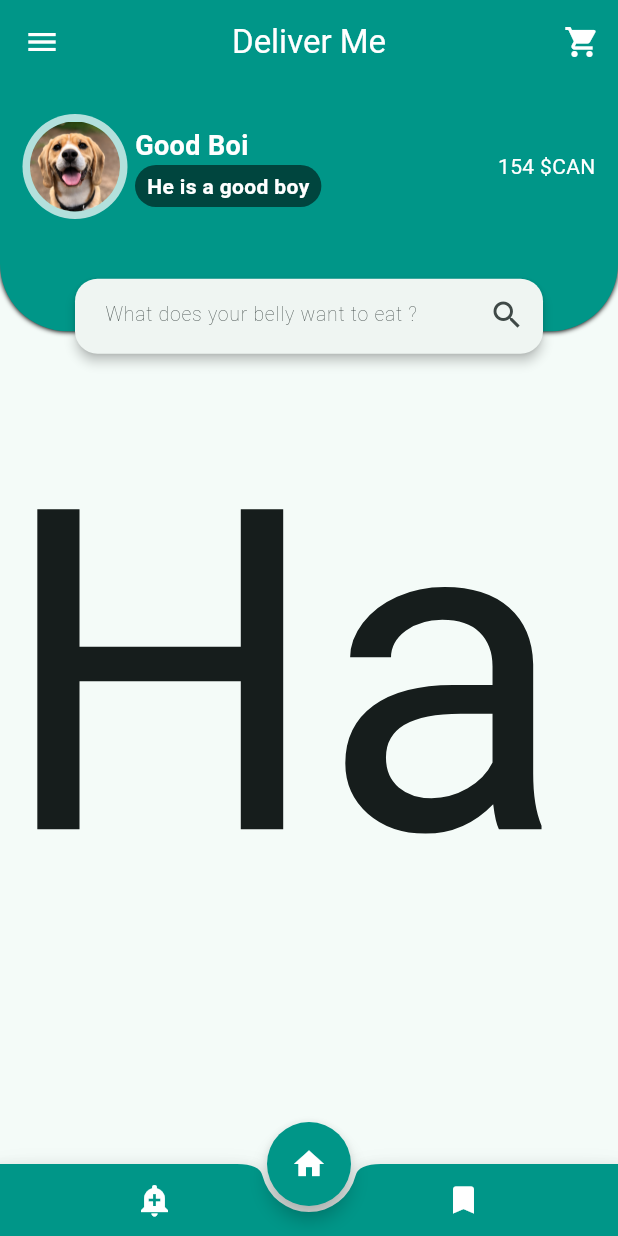
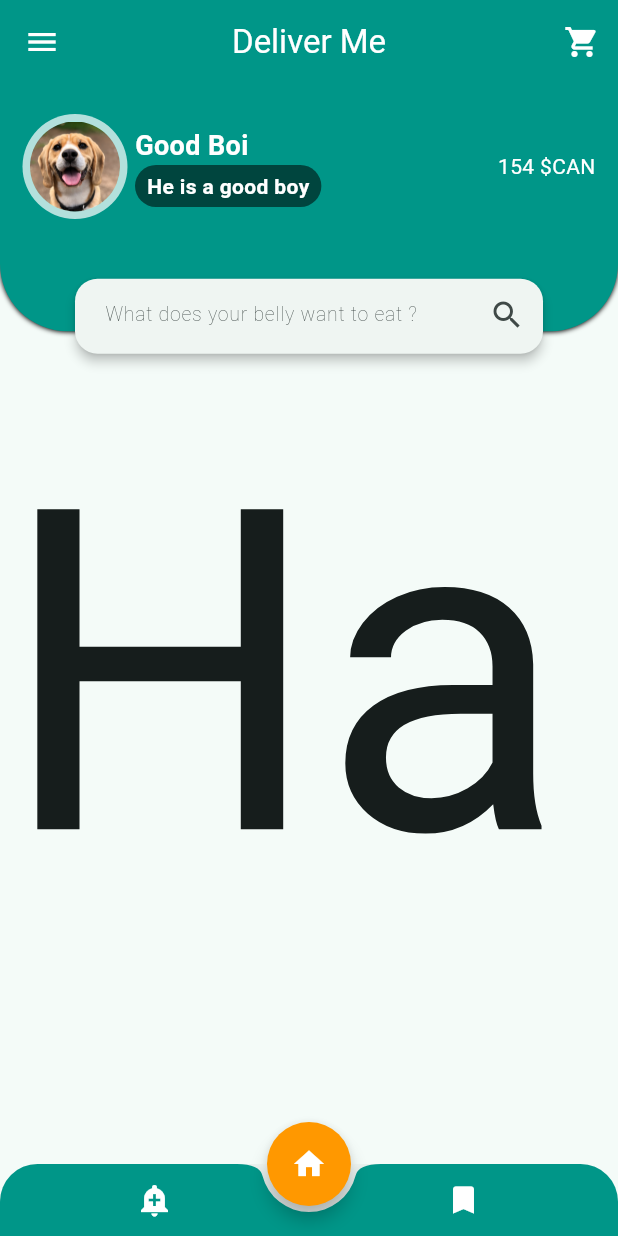
Before and after one commit to soulandbone/hamburger_app_ui, a Flutter app: the screen it shows after launch, on a phone screen of 412 x 824 dp. Run offline on Flutter 3.47's test engine with Material 2 defaults, Android fonts, the phone set to English and light mode, and no system bars; our stand-ins replace gap.

Commit message:
final commit before Flutter pause

```diff
--- a/lib/main.dart
+++ b/lib/main.dart
@@ -16,6 +16,8 @@ class MyApp extends StatelessWidget {
       theme: ThemeData(
         appBarTheme: const AppBarTheme(color: Colors.teal, centerTitle: true),
         colorScheme: ColorScheme.fromSeed(seedColor: Colors.teal),
+        floatingActionButtonTheme:
+            const FloatingActionButtonThemeData(backgroundColor: Colors.orange),
         useMaterial3: true,
       ),
       home: const HomePage(),
--- a/lib/screens/homepage.dart
+++ b/lib/screens/homepage.dart
@@ -12,13 +12,17 @@ class _HomePageState extends State<HomePage> {
   @override
   Widget build(BuildContext context) {
     return Scaffold(
-      extendBody: true,
+      extendBody:
+          true, // this makes it so that the nothced part of the bottomAppBar be translucent of the parts in which it should be transparent
       floatingActionButtonLocation: FloatingActionButtonLocation.centerDocked,
       bottomNavigationBar: Theme(
         data: ThemeData(useMaterial3: false),
+        child: ClipRRect(
+          borderRadius: const BorderRadius.vertical(top: Radius.circular(25)),
           child: BottomAppBar(
             color: Colors.teal,
-          shape: const CircularNotchedRectangle(),
+            shape:
+                const CircularNotchedRectangle(), // the effect that makes it to create a curved notch in the middle
             child: Row(
               mainAxisAlignment: MainAxisAlignment.center,
               children: [
@@ -40,8 +44,9 @@ class _HomePageState extends State<HomePage> {
             ),
           ),
         ),
+      ),
       floatingActionButton: FloatingActionButton(
-        backgroundColor: Colors.teal,
+        //backgroundColor: Colors.amber, configured globally
         elevation: 5,
         onPressed: () {},
         shape: const CircleBorder(),
```
Lines whose indentation alone changed are shown as unchanged.
